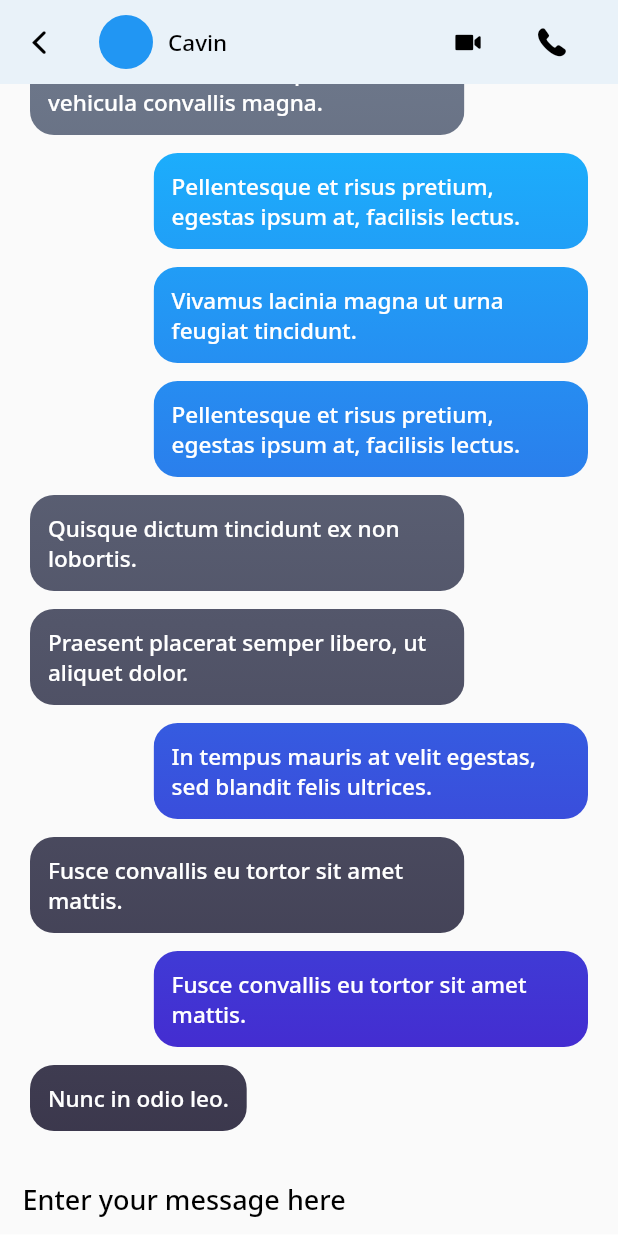
After one commit to Cavin6080/ChatSpan, a Flutter app: the ChatScreenView screen opened by its route, on a phone screen of 412 x 824 dp. The commit adds this screen. Run offline on Flutter 3.47's test engine with Material 2 defaults, Android fonts, the phone set to English and light mode, and no system bars; our stand-ins replace flutter_svg, form_field_validator, get, google_fonts, nil.

Commit message:
🚀 [ADD] chat screen with gradient bubble 🔥

```diff
--- a/lib/app/extensions/empty_padding_extension.dart
+++ b/lib/app/extensions/empty_padding_extension.dart
@@ -2,5 +2,5 @@ import 'package:flutter/material.dart';
 
 extension EmptyPadding on num {
   Widget get ph => SizedBox(height: toDouble());
-  Widget get pw => SizedBox(height: toDouble());
+  Widget get pw => SizedBox(width: toDouble());
 }
--- a/lib/app/modules/chatNav/views/chat_nav_view.dart
+++ b/lib/app/modules/chatNav/views/chat_nav_view.dart
@@ -1,3 +1,4 @@
+import 'package:chat_app/app/routes/app_pages.dart';
 import 'package:chat_app/widgets/chat_tile.dart';
 import 'package:flutter/material.dart';
 
@@ -20,11 +21,14 @@ class ChatNavView extends GetView<ChatNavController> {
       body: ListView.builder(
         itemCount: 5,
         itemBuilder: (context, index) {
-          return const ChatTile(
-            userName: "Cavin",
-            lastmessage:
-                "Hey buddy i was about messsage you how are you and hows everything going",
-            unreadCount: "1",
+          return InkWell(
+            onTap: () => Get.toNamed(Routes.CHAT_SCREEN),
+            child: ChatTile(
+              userName: "Cavin",
+              lastmessage:
+                  "Hey buddy i was about messsage you how are you and hows everything going",
+              unreadCount: "1",
+            ),
           );
         },
       ),
--- /dev/null
+++ b/lib/app/modules/chatScreen/bindings/chat_screen_binding.dart
@@ -0,0 +1,12 @@
+import 'package:get/get.dart';
+
+import '../controllers/chat_screen_controller.dart';
+
+class ChatScreenBinding extends Bindings {
+  @override
+  void dependencies() {
+    Get.lazyPut<ChatScreenController>(
+      () => ChatScreenController(),
+    );
+  }
+}
--- /dev/null
+++ b/lib/app/modules/chatScreen/controllers/chat_screen_controller.dart
@@ -0,0 +1,23 @@
+import 'package:get/get.dart';
+
+class ChatScreenController extends GetxController {
+  //TODO: Implement ChatScreenController
+
+  final count = 0.obs;
+  @override
+  void onInit() {
+    super.onInit();
+  }
+
+  @override
+  void onReady() {
+    super.onReady();
+  }
+
+  @override
+  void onClose() {
+    super.onClose();
+  }
+
+  void increment() => count.value++;
+}
--- /dev/null
+++ b/lib/app/modules/chatScreen/custom_painter/chat_bubble_painter.dart
@@ -0,0 +1,44 @@
+import 'package:flutter/material.dart';
+import 'dart:ui' as ui;
+
+class BubblePainter extends CustomPainter {
+  BubblePainter({
+    required ScrollableState scrollable,
+    required BuildContext bubbleContext,
+    required List<Color> colors,
+  })  : _scrollable = scrollable,
+        _bubbleContext = bubbleContext,
+        _colors = colors,
+        super(repaint: scrollable.position);
+
+  final ScrollableState _scrollable;
+  final BuildContext _bubbleContext;
+  final List<Color> _colors;
+
+  @override
+  void paint(Canvas canvas, Size size) {
+    final scrollableBox = _scrollable.context.findRenderObject() as RenderBox;
+    final scrollableRect = Offset.zero & scrollableBox.size;
+    final bubbleBox = _bubbleContext.findRenderObject() as RenderBox;
+
+    final origin =
+        bubbleBox.localToGlobal(Offset.zero, ancestor: scrollableBox);
+    final paint = Paint()
+      ..shader = ui.Gradient.linear(
+        scrollableRect.topCenter,
+        scrollableRect.bottomCenter,
+        _colors,
+        [0.0, 1.0],
+        TileMode.clamp,
+        Matrix4.translationValues(-origin.dx, -origin.dy, 0.0).storage,
+      );
+    canvas.drawRect(Offset.zero & size, paint);
+  }
+
+  @override
+  bool shouldRepaint(BubblePainter oldDelegate) {
+    return oldDelegate._scrollable != _scrollable ||
+        oldDelegate._bubbleContext != _bubbleContext ||
+        oldDelegate._colors != _colors;
+  }
+}
--- /dev/null
+++ b/lib/app/modules/chatScreen/views/chat_screen_view.dart
@@ -0,0 +1,181 @@
+import 'package:chat_app/app/extensions/empty_padding_extension.dart';
+import 'package:chat_app/app/modules/chatScreen/custom_painter/chat_bubble_painter.dart';
+import 'package:chat_app/widgets/chat_app_bar.dart';
+import 'package:chat_app/widgets/custom_text_field.dart';
+import 'package:flutter/cupertino.dart';
+import 'package:flutter/material.dart';
+
+import 'package:get/get.dart';
+
+import '../controllers/chat_screen_controller.dart';
+
+import 'dart:math';
+import 'dart:ui' as ui;
+
+import 'package:flutter/material.dart';
+// import '../app.dart';
+
+class ChatScreenView extends GetView<ChatScreenController> {
+  const ChatScreenView({Key? key}) : super(key: key);
+  @override
+  Widget build(BuildContext context) {
+    final data = MessageGenerator.generate(60, 1337);
+
+    return Scaffold(
+      appBar: const ChatScreenApBar(photoUrl: "", userName: "Cavin"),
+      body: Column(
+        children: [
+          Expanded(
+            child: ListView.builder(
+              padding: const EdgeInsets.symmetric(vertical: 16.0),
+              reverse: true,
+              itemCount: data.length,
+              itemBuilder: (context, index) {
+                final message = data[index];
+                return MessageBubble(
+                  message: message,
+                  child: Text(message.text),
+                );
+              },
+            ),
+          ),
+          TextInputField(
+            hinttext: 'Enter your message here',
+          ),
+        ],
+      ),
+    );
+  }
+}
+
+@immutable
+class MessageBubble extends StatelessWidget {
+  const MessageBubble({
+    required this.message,
+    required this.child,
+    super.key,
+  });
+
+  final Message message;
+  final Widget child;
+
+  @override
+  Widget build(BuildContext context) {
+    final messageAlignment =
+        message.isMine ? Alignment.topLeft : Alignment.topRight;
+
+    return FractionallySizedBox(
+      alignment: messageAlignment,
+      widthFactor: 0.8,
+      child: Align(
+        alignment: messageAlignment,
+        child: Padding(
+          padding: const EdgeInsets.symmetric(vertical: 6.0, horizontal: 20.0),
+          child: ClipRRect(
+            borderRadius: const BorderRadius.all(Radius.circular(16.0)),
+            child: BubbleBackground(
+              colors: [
+                message.isMine
+                    ? const Color(0xFF6C7689)
+                    : const Color(0xFF19B7FF),
+                message.isMine
+                    ? const Color(0xFF3A364B)
+                    : const Color(0xFF491CCB),
+              ],
+              child: DefaultTextStyle.merge(
+                style: Theme.of(context).textTheme.bodyMedium?.copyWith(
+                      color: Colors.white,
+                    ),
+                child: Padding(
+                  padding: const EdgeInsets.all(12.0),
+                  child: child,
+                ),
+              ),
+            ),
+          ),
+        ),
+      ),
+    );
+  }
+}
+
+@immutable
+class BubbleBackground extends StatelessWidget {
+  const BubbleBackground({
+    super.key,
+    required this.colors,
+    this.child,
+  });
+
+  final List<Color> colors;
+  final Widget? child;
+
+  @override
+  Widget build(BuildContext context) {
+    return CustomPaint(
+      painter: BubblePainter(
+        scrollable: Scrollable.of(context)!,
+        bubbleContext: context,
+        colors: colors,
+      ),
+      child: child,
+    );
+  }
+}
+
+enum MessageOwner { myself, other }
+
+@immutable
+class Message {
+  const Message({
+    required this.owner,
+    required this.text,
+  });
+
+  final MessageOwner owner;
+  final String text;
+
+  bool get isMine => owner == MessageOwner.myself;
+}
+
+class MessageGenerator {
+  static List<Message> generate(int count, [int? seed]) {
+    final random = Random(seed);
+    return List.unmodifiable(List<Message>.generate(count, (index) {
+      return Message(
+        owner: random.nextBool() ? MessageOwner.myself : MessageOwner.other,
+        text: _exampleData[random.nextInt(_exampleData.length)],
+      );
+    }));
+  }
+
+  static final _exampleData = [
+    'Lorem ipsum dolor sit amet, consectetur adipiscing elit.',
+    'In tempus mauris at velit egestas, sed blandit felis ultrices.',
+    'Ut molestie mauris et ligula finibus iaculis.',
+    'Sed a tempor ligula.',
+    'Test',
+    'Phasellus ullamcorper, mi ut imperdiet consequat, nibh augue condimentum nunc, vitae molestie massa augue nec erat.',
+    'Donec scelerisque, erat vel placerat facilisis, eros turpis egestas nulla, a sodales elit nibh et enim.',
+    'Mauris quis dignissim neque. In a odio leo. Aliquam egestas egestas tempor. Etiam at tortor metus.',
+    'Quisque lacinia imperdiet faucibus.',
+    'Proin egestas arcu non nisl laoreet, vitae iaculis enim volutpat. In vehicula convallis magna.',
+    'Phasellus at diam a sapien laoreet gravida.',
+    'Fusce maximus fermentum sem a scelerisque.',
+    'Nam convallis sapien augue, malesuada aliquam dui bibendum nec.',
+    'Quisque dictum tincidunt ex non lobortis.',
+    'In hac habitasse platea dictumst.',
+    'Ut pharetra ligula libero, sit amet imperdiet lorem luctus sit amet.',
+    'Sed ex lorem, lacinia et varius vitae, sagittis eget libero.',
+    'Vestibulum scelerisque velit sed augue ultricies, ut vestibulum lorem luctus.',
+    'Pellentesque et risus pretium, egestas ipsum at, facilisis lectus.',
+    'Praesent id eleifend lacus.',
+    'Fusce convallis eu tortor sit amet mattis.',
+    'Vivamus lacinia magna ut urna feugiat tincidunt.',
+    'Sed in diam ut dolor imperdiet vehicula non ac turpis.',
+    'Praesent at est hendrerit, laoreet tortor sed, varius mi.',
+    'Nunc in odio leo.',
+    'Praesent placerat semper libero, ut aliquet dolor.',
+    'Vestibulum elementum leo metus, vitae auctor lorem tincidunt ut.',
+  ];
+}
--- a/lib/app/routes/app_pages.dart
+++ b/lib/app/routes/app_pages.dart
@@ -4,6 +4,8 @@ import '../modules/callNav/bindings/call_nav_binding.dart';
 import '../modules/callNav/views/call_nav_view.dart';
 import '../modules/chatNav/bindings/chat_nav_binding.dart';
 import '../modules/chatNav/views/chat_nav_view.dart';
+import '../modules/chatScreen/bindings/chat_screen_binding.dart';
+import '../modules/chatScreen/views/chat_screen_view.dart';
 import '../modules/contactsNav/bindings/contacts_nav_binding.dart';
 import '../modules/contactsNav/views/contacts_nav_view.dart';
 import '../modules/home/bindings/home_binding.dart';
@@ -58,5 +60,10 @@ class AppPages {
       page: () => const StatusNavView(),
       binding: StatusNavBinding(),
     ),
+    GetPage(
+      name: _Paths.CHAT_SCREEN,
+      page: () => const ChatScreenView(),
+      binding: ChatScreenBinding(),
+    ),
   ];
 }
--- a/lib/app/routes/app_routes.dart
+++ b/lib/app/routes/app_routes.dart
@@ -10,6 +10,7 @@ abstract class Routes {
   static const CONTACTS_NAV = _Paths.CONTACTS_NAV;
   static const CALL_NAV = _Paths.CALL_NAV;
   static const STATUS_NAV = _Paths.STATUS_NAV;
+  static const CHAT_SCREEN = _Paths.CHAT_SCREEN;
 }
 
 abstract class _Paths {
@@ -21,4 +22,5 @@ abstract class _Paths {
   static const CONTACTS_NAV = '/contacts-nav';
   static const CALL_NAV = '/call-nav';
   static const STATUS_NAV = '/status-nav';
+  static const CHAT_SCREEN = '/chat-screen';
 }
--- /dev/null
+++ b/lib/widgets/chat_app_bar.dart
@@ -0,0 +1,71 @@
+import 'package:chat_app/app/extensions/empty_padding_extension.dart';
+import 'package:flutter/cupertino.dart';
+import 'package:flutter/material.dart';
+import 'package:get/get.dart';
+
+class ChatScreenApBar extends StatelessWidget implements PreferredSizeWidget {
+  final String userName;
+  final String photoUrl;
+  const ChatScreenApBar({
+    Key? key,
+    required this.userName,
+    required this.photoUrl,
+  }) : super(key: key);
+
+  @override
+  Widget build(BuildContext context) {
+    return AppBar(
+      iconTheme: Theme.of(context).iconTheme,
+      centerTitle: false,
+      backgroundColor: Colors.transparent,
+      elevation: 0,
+      leadingWidth: 50,
+      leading: Align(
+        alignment: Alignment.centerRight,
+        child: IconButton(
+          onPressed: () => Get.back(),
+          icon: const Icon(CupertinoIcons.back),
+        ),
+      ),
+      title: Row(
+        children: [
+          const CircleAvatar(
+            radius: 18,
+          ),
+          10.pw,
+          Text(
+            userName,
+            style: Theme.of(context).textTheme.bodyMedium,
+          ),
+        ],
+      ),
+      actions: [
+        Padding(
+          padding: const EdgeInsets.symmetric(horizontal: 8.0),
+          child: Center(
+            child: IconButton(
+              onPressed: () => Get.back(),
+              icon: const Icon(
+                CupertinoIcons.video_camera_solid,
+              ),
+            ),
+          ),
+        ),
+        Padding(
+          padding: const EdgeInsets.only(right: 20),
+          child: Center(
+            child: IconButton(
+              onPressed: () => Get.back(),
+              icon: const Icon(
+                CupertinoIcons.phone_solid,
+              ),
+            ),
+          ),
+        ),
+      ],
+    );
+  }
+
+  @override
+  Size get preferredSize => const Size.fromHeight(kToolbarHeight);
+}
--- /dev/null
+++ b/lib/widgets/custom_text_field.dart
@@ -0,0 +1,118 @@
+import 'package:flutter/material.dart';
+import 'package:form_field_validator/form_field_validator.dart';
+
+import 'package:flutter/services.dart';
+import 'package:nil/nil.dart';
+
+class TextInputField extends StatelessWidget {
+  final InputBorder? errorBorder;
+  final InputBorder? enabledBorder;
+  final bool? enabled;
+  final int? maxLength;
+  final EdgeInsetsGeometry? contentPadding;
+  final String hinttext;
+  final int minLines;
+  final int maxLines;
+  final TextInputType? textInputType;
+  final TextEditingController? editingController;
+  final bool? obscureText;
+  final TextStyle? hintStyle;
+  final void Function()? onTogglePassword;
+  final MultiValidator? validator;
+  final void Function(String)? onChanged;
+  final Widget? prefixIcon;
+  final Icon? iconName;
+  const TextInputField({
+    Key? key,
+    this.onChanged,
+    this.enabled,
+    this.hintStyle,
+    required this.hinttext,
+    this.contentPadding,
+    this.enabledBorder,
+    this.maxLength,
+    this.errorBorder,
+    this.textInputType,
+    this.editingController,
+    this.obscureText,
+    this.onTogglePassword,
+    this.validator,
+    this.prefixIcon,
+    this.iconName,
+    this.minLines = 1,
+    this.maxLines = 2,
+  }) : super(key: key);
+
+  @override
+  Widget build(BuildContext context) {
+    return TextFormField(
+      // inputFormatters: name ?? [],
+      maxLength: maxLength ?? 100,
+      style: const TextStyle(color: Colors.black),
+      enabled: enabled ?? true,
+      validator: validator ?? MultiValidator([]),
+      onChanged: onChanged,
+      obscureText: obscureText ?? false,
+      obscuringCharacter: '*',
+      autovalidateMode: AutovalidateMode.onUserInteraction,
+      controller: editingController,
+      keyboardType: textInputType ?? TextInputType.text,
+      cursorColor: const Color(0xFF2B547E),
+      decoration: InputDecoration(
+        errorStyle: Theme.of(context)
+            .textTheme
+            .bodyText1
+            ?.copyWith(color: Colors.red, fontSize: 12),
+        counterText: '',
+        enabledBorder: enabledBorder ??
+            const UnderlineInputBorder(
+              borderSide: BorderSide(
+                color: Colors.white,
+                width: 1.0,
+              ),
+            ),
+        errorMaxLines: 3,
+        errorBorder: errorBorder ??
+            const UnderlineInputBorder(
+              borderSide: BorderSide(color: Colors.red, width: 1.0),
+            ),
+        // prefixIcon: prefixIcon ?? SizedBox.shrink(),
+        contentPadding:
+            contentPadding ?? const EdgeInsets.symmetric(horizontal: 15),
+        border: enabledBorder ??
+            const UnderlineInputBorder(
+              borderSide: BorderSide(
+                color: Colors.blue,
+                width: 1.0,
+              ),
+            ),
+        focusedBorder: enabledBorder ??
+            const UnderlineInputBorder(
+              borderSide: BorderSide(
+                color: Colors.white,
+                width: 1.0,
+              ),
+            ),
+        hintText: hinttext,
+        // label: Text(label),
+        // labelStyle: TextStyle(
+        //   color: Colors.red,
+        // ),
+        suffixIcon: obscureText != null
+            ? GestureDetector(
+                onTap: onTogglePassword,
+                child: Icon(
+                  (obscureText ?? false)
+                      ? Icons.visibility
+                      : Icons.visibility_off,
+                  color: Colors.black,
+                ),
+              )
+            : null,
+        hintStyle: hintStyle ?? const TextStyle(color: Colors.black),
+      ),
+      minLines: minLines,
+      maxLines: maxLines,
+    );
+  }
+}
--- a/pubspec.yaml
+++ b/pubspec.yaml
@@ -13,6 +13,8 @@ dependencies:
   flutter_svg: ^1.1.6
   google_fonts: ^3.0.1
   badges: ^2.0.3
+  form_field_validator: ^1.1.0
+  nil: ^1.1.1
 
 dev_dependencies:
   flutter_lints: ^2.0.0
```
Also changed, not shown: pubspec.lock.
